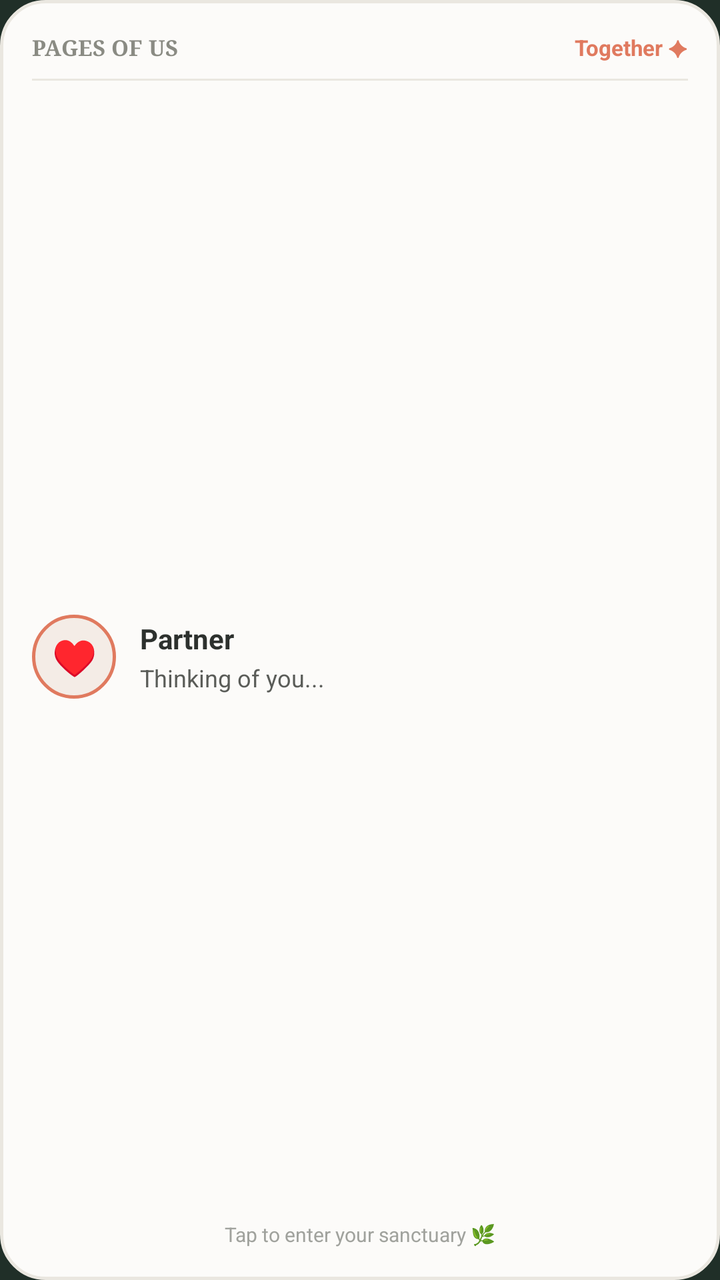
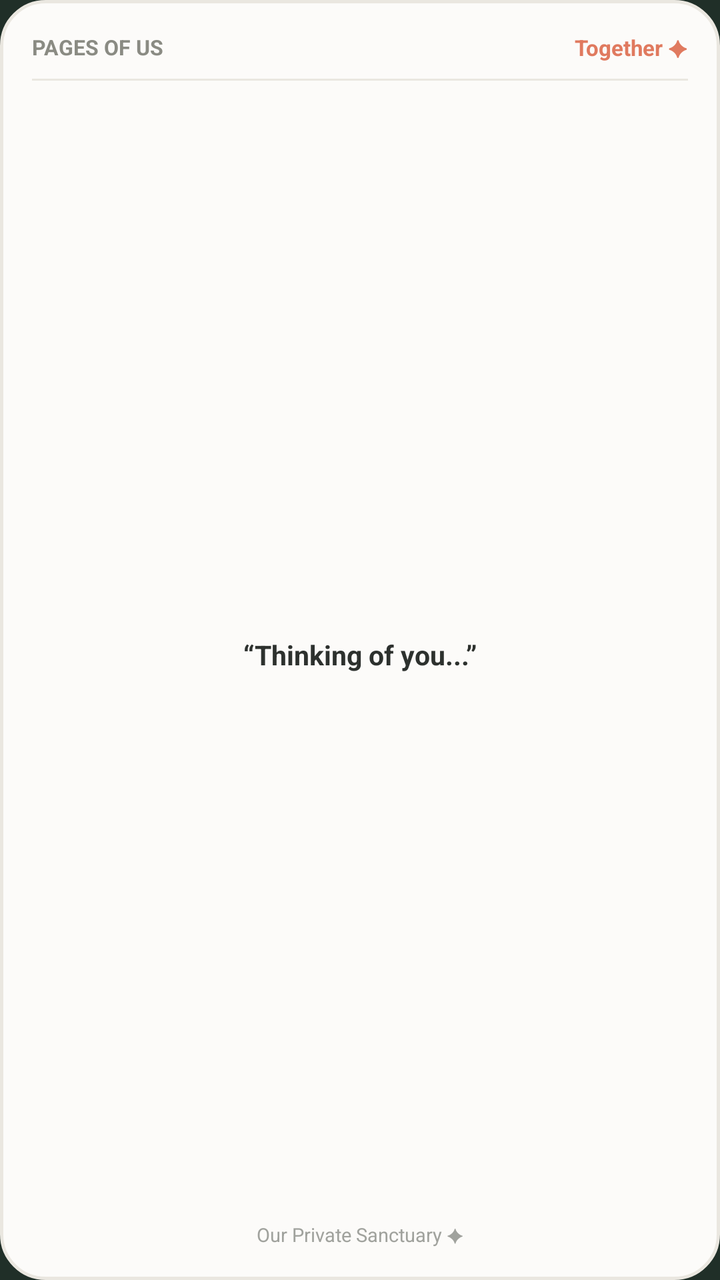

Before-and-after screenshots of an Android layout around one commit, followed by the original layout XML and the change that was made.
<!-- AndroidManifest.xml: application theme LaunchTheme -->
<!-- res/layout/pages_of_us_widget.xml -->
<?xml version="1.0" encoding="utf-8"?>
<LinearLayout xmlns:android="http://schemas.android.com/apk/res/android"
    android:id="@+id/widget_root"
    android:layout_width="match_parent"
    android:layout_height="match_parent"
    android:background="@drawable/widget_bg"
    android:orientation="vertical"
    android:padding="16dp">

    
    <LinearLayout
        android:layout_width="match_parent"
        android:layout_height="wrap_content"
        android:gravity="center_vertical"
        android:orientation="horizontal">

        <TextView
            android:id="@+id/widget_app_title"
            android:layout_width="0dp"
            android:layout_height="wrap_content"
            android:layout_weight="1"
            android:fontFamily="serif"
            android:text="PAGES OF US"
            android:textColor="#8A8B83"
            android:textSize="11sp"
            android:textStyle="bold" />

        <TextView
            android:id="@+id/widget_days_together"
            android:layout_width="wrap_content"
            android:layout_height="wrap_content"
            android:text="Together ✦"
            android:textColor="#E07A5F"
            android:textSize="11sp"
            android:textStyle="bold" />
    </LinearLayout>

    <View
        android:layout_width="match_parent"
        android:layout_height="1dp"
        android:layout_marginTop="8dp"
        android:layout_marginBottom="12dp"
        android:background="#EAE7E0" />

    
    <LinearLayout
        android:layout_width="match_parent"
        android:layout_height="0dp"
        android:layout_weight="1"
        android:gravity="center_vertical"
        android:orientation="horizontal">

        <TextView
            android:id="@+id/widget_avatar_initial"
            android:layout_width="42dp"
            android:layout_height="42dp"
            android:background="@drawable/widget_avatar_bg"
            android:gravity="center"
            android:text="♥"
            android:textColor="#E07A5F"
            android:textSize="18sp"
            android:textStyle="bold" />

        <LinearLayout
            android:layout_width="0dp"
            android:layout_height="wrap_content"
            android:layout_marginStart="12dp"
            android:layout_weight="1"
            android:orientation="vertical">

            <TextView
                android:id="@+id/widget_partner_name"
                android:layout_width="wrap_content"
                android:layout_height="wrap_content"
                android:ellipsize="end"
                android:maxLines="1"
                android:text="Partner"
                android:textColor="#2D312E"
                android:textSize="14sp"
                android:textStyle="bold" />

            <TextView
                android:id="@+id/widget_partner_thought"
                android:layout_width="wrap_content"
                android:layout_height="wrap_content"
                android:layout_marginTop="2dp"
                android:ellipsize="end"
                android:maxLines="2"
                android:text="Thinking of you..."
                android:textColor="#5A5C58"
                android:textSize="12sp" />
        </LinearLayout>
    </LinearLayout>

    
    <TextView
        android:layout_width="match_parent"
        android:layout_height="wrap_content"
        android:layout_marginTop="6dp"
        android:gravity="center_horizontal"
        android:text="Tap to enter your sanctuary 🌿"
        android:textColor="#A0A29D"
        android:textSize="10sp" />
</LinearLayout>
<!-- resources referenced by this layout -->
<resources>
  <!-- drawable widget_avatar_bg (drawable) -->
  <?xml version="1.0" encoding="utf-8"?>
  <shape xmlns:android="http://schemas.android.com/apk/res/android"
      android:shape="oval">
      <solid android:color="#F4ECE6" />
      <stroke
          android:width="1.5dp"
          android:color="#E07A5F" />
  </shape>
  <!-- drawable widget_bg (drawable) -->
  <?xml version="1.0" encoding="utf-8"?>
  <shape xmlns:android="http://schemas.android.com/apk/res/android"
      android:shape="rectangle">
      <corners android:radius="22dp" />
      <solid android:color="#FCFBF9" />
      <stroke
          android:width="1.5dp"
          android:color="#EAE7E0" />
  </shape>
  <style name="LaunchTheme" parent="@android:style/Theme.Black.NoTitleBar">
          <item name="android:windowBackground">@drawable/launch_background</item>
      </style>
  <!-- drawable launch_background (drawable) -->
  <?xml version="1.0" encoding="utf-8"?>
  <layer-list xmlns:android="http://schemas.android.com/apk/res/android">
      <item android:drawable="@color/ic_launcher_background" />
      <item>
          <bitmap
              android:gravity="center"
              android:src="@mipmap/ic_launcher_foreground" />
      </item>
  </layer-list>
  <color name="ic_launcher_background">#202f28</color>
</resources>

<!-- the commit's change to res/layout/pages_of_us_widget.xml (unified diff, before → after) -->
@@ -19,10 +19,9 @@
             android:layout_width="0dp"
             android:layout_height="wrap_content"
             android:layout_weight="1"
-            android:fontFamily="serif"
             android:text="PAGES OF US"
             android:textColor="#8A8B83"
-            android:textSize="11sp"
+            android:textSize="10.5sp"
             android:textStyle="bold" />
 
         <TextView
@@ -39,7 +38,7 @@
         android:layout_width="match_parent"
         android:layout_height="1dp"
         android:layout_marginTop="8dp"
-        android:layout_marginBottom="12dp"
+        android:layout_marginBottom="10dp"
         android:background="#EAE7E0" />
 
     
@@ -47,49 +46,20 @@
         android:layout_width="match_parent"
         android:layout_height="0dp"
         android:layout_weight="1"
-        android:gravity="center_vertical"
-        android:orientation="horizontal">
+        android:gravity="center"
+        android:orientation="vertical">
 
         <TextView
-            android:id="@+id/widget_avatar_initial"
-            android:layout_width="42dp"
-            android:layout_height="42dp"
-            android:background="@drawable/widget_avatar_bg"
+            android:id="@+id/widget_partner_thought"
+            android:layout_width="match_parent"
+            android:layout_height="wrap_content"
+            android:ellipsize="end"
             android:gravity="center"
-            android:text="♥"
-            android:textColor="#E07A5F"
-            android:textSize="18sp"
+            android:maxLines="3"
+            android:text="“Thinking of you...”"
+            android:textColor="#2D312E"
+            android:textSize="13.5sp"
             android:textStyle="bold" />
-
-        <LinearLayout
-            android:layout_width="0dp"
-            android:layout_height="wrap_content"
-            android:layout_marginStart="12dp"
-            android:layout_weight="1"
-            android:orientation="vertical">
-
-            <TextView
-                android:id="@+id/widget_partner_name"
-                android:layout_width="wrap_content"
-                android:layout_height="wrap_content"
-                android:ellipsize="end"
-                android:maxLines="1"
-                android:text="Partner"
-                android:textColor="#2D312E"
-                android:textSize="14sp"
-                android:textStyle="bold" />
-
-            <TextView
-                android:id="@+id/widget_partner_thought"
-                android:layout_width="wrap_content"
-                android:layout_height="wrap_content"
-                android:layout_marginTop="2dp"
-                android:ellipsize="end"
-                android:maxLines="2"
-                android:text="Thinking of you..."
-                android:textColor="#5A5C58"
-                android:textSize="12sp" />
-        </LinearLayout>
     </LinearLayout>
 
     
@@ -98,7 +68,7 @@
         android:layout_height="wrap_content"
         android:layout_marginTop="6dp"
         android:gravity="center_horizontal"
-        android:text="Tap to enter your sanctuary 🌿"
+        android:text="Our Private Sanctuary ✦"
         android:textColor="#A0A29D"
-        android:textSize="10sp" />
+        android:textSize="9.5sp" />
 </LinearLayout>
<!-- resource entries referenced after the edit -->
@@ -1,14 +1,5 @@
 <!-- resources referenced by this layout -->
 <resources>
-  <!-- drawable widget_avatar_bg (drawable) -->
-  <?xml version="1.0" encoding="utf-8"?>
-  <shape xmlns:android="http://schemas.android.com/apk/res/android"
-      android:shape="oval">
-      <solid android:color="#F4ECE6" />
-      <stroke
-          android:width="1.5dp"
-          android:color="#E07A5F" />
-  </shape>
   <!-- drawable widget_bg (drawable) -->
   <?xml version="1.0" encoding="utf-8"?>
   <shape xmlns:android="http://schemas.android.com/apk/res/android"
